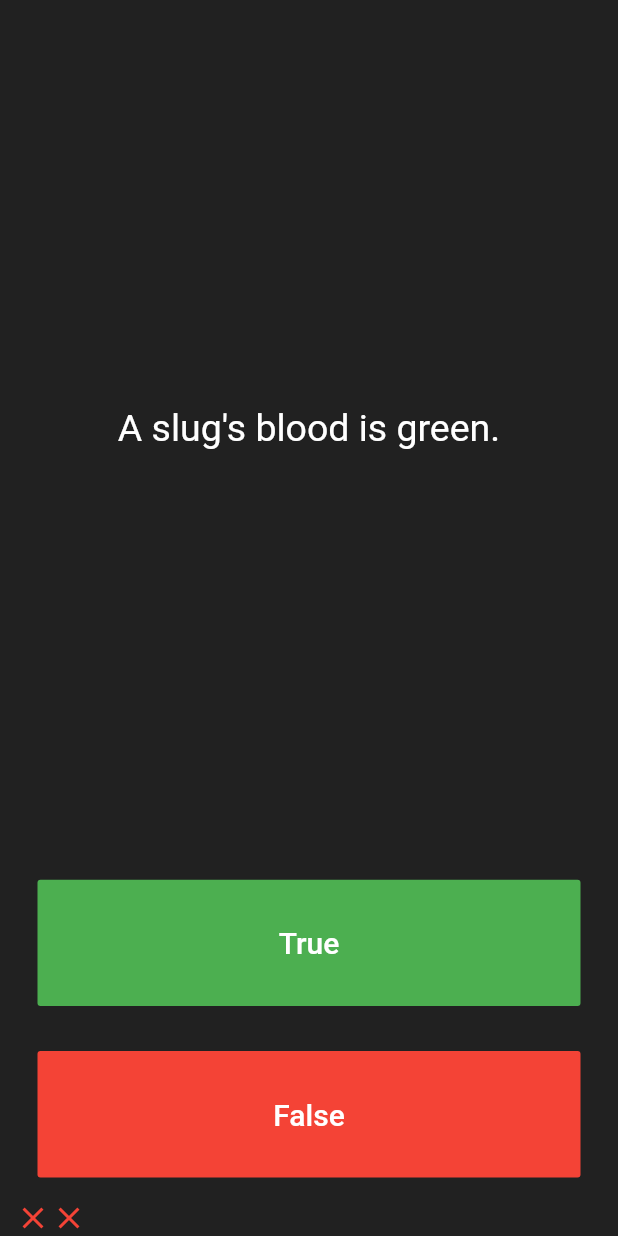
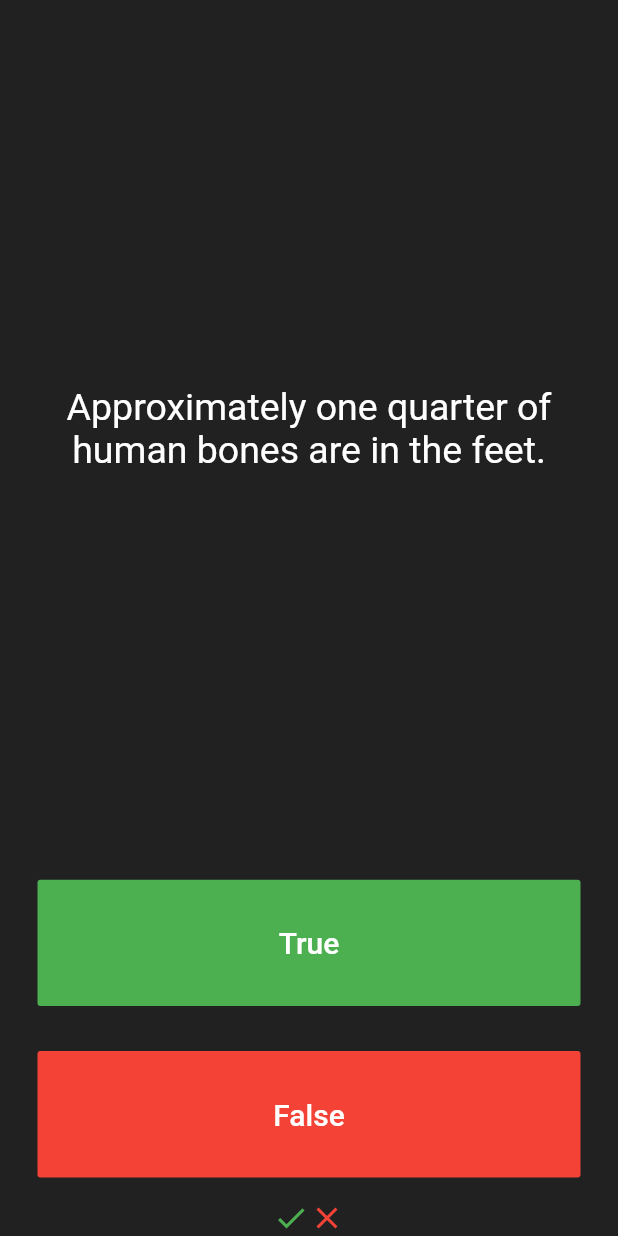
Before and after one commit to pranavvidyarthi7/RandomQuestionaireApp, a Flutter app: the screen it shows after launch, after a tap on "True", after a tap on "False", on a phone screen of 412 x 824 dp. Run offline on Flutter 3.47's test engine with Material 2 defaults, Android fonts, the phone set to English and light mode, and no system bars; our stand-ins replace rflutter_alert.

```diff
--- a/lib/main.dart
+++ b/lib/main.dart
@@ -1,5 +1,6 @@
 import 'package:flutter/material.dart';
 import 'package:rflutter_alert/rflutter_alert.dart';
+import 'dart:math';
 
 void main() => runApp(Quizzler());
 
@@ -26,8 +27,23 @@ class QuizPage extends StatefulWidget {
 }
 
 class _QuizPageState extends State<QuizPage> {
-  int i = 0;
-  int score = 0;
+  int i = Random().nextInt(12) + 1;
+  int score = 0, a = 1;
+  List<String> QuestionBank = [
+    'You can lead a cow down stairs but not up stairs.',
+    'Approximately one quarter of human bones are in the feet.',
+    'A slug\'s blood is green.',
+    'Some cats are actually allergic to humans',
+    'Buzz Aldrin\'s mother\'s maiden name was \"Moon\".',
+    'It is illegal to pee in the Ocean in Portugal.',
+    'No piece of square dry paper can be folded in half more than 7 times.',
+    'In London, UK, if you happen to die in the House of Parliament, you are technically entitled to a state funeral, because the building is considered too sacred a place.',
+    'The loudest sound produced by any animal is 188 decibels. That animal is the African Elephant.',
+    'The total surface area of two human lungs is approximately 70 square metres.',
+    'Google was originally called \"Backrub\".',
+    'Chocolate affects a dog\'s heart and nervous system; a few ounces are enough to kill a small dog.',
+    'In West Virginia, USA, if you accidentally hit an animal with your car, you are free to take it home to eat.',
+  ];
   List<String> Questions = [
     'You can lead a cow down stairs but not up stairs.',
     'Approximately one quarter of human bones are in the feet.',
@@ -42,6 +58,21 @@ class _QuizPageState extends State<QuizPage> {
     'Google was originally called \"Backrub\".',
     'Chocolate affects a dog\'s heart and nervous system; a few ounces are enough to kill a small dog.',
     'In West Virginia, USA, if you accidentally hit an animal with your car, you are free to take it home to eat.',
+  ];
+  List<bool> SOLUTIONS = [
+    false,
+    true,
+    true,
+    true,
+    true,
+    true,
+    false,
+    true,
+    false,
+    true,
+    true,
+    true,
+    true,
   ];
   List<bool> Answers = [
     false,
@@ -60,7 +91,7 @@ class _QuizPageState extends State<QuizPage> {
   ];
   void check(bool sol) {
     if (sol == Answers[i]) {
-      if (i < 12) {
+      if (a < 7) {
         setState(() {
           score++;
           ScoreKeeper.add(
@@ -69,12 +100,19 @@ class _QuizPageState extends State<QuizPage> {
               color: Colors.green,
             ),
           );
-          i = i + 1;
+          if (a != 6) {
+            Questions.remove(
+              Questions[i],
+            );
+            Answers.remove(
+              Answers[i],
+            );
+            i = Random().nextInt(Questions.length - 1) + 1;
+          }
         });
       }
-      ;
     } else {
-      if (i < 12) {
+      if (a < 7) {
         setState(() {
           ScoreKeeper.add(
             Icon(
@@ -82,17 +120,24 @@ class _QuizPageState extends State<QuizPage> {
               color: Colors.red,
             ),
           );
-          i = i + 1;
+          if (a != 6) {
+            Questions.remove(
+              Questions[i],
+            );
+            Answers.remove(
+              Answers[i],
+            );
+            i = Random().nextInt(Questions.length - 1) + 1;
+          }
         });
       }
-      ;
     }
-    if (i == 12) {
+    if (a == 6) {
       setState(() {
         Alert(
           context: context,
           title: "Your Score",
-          desc: "$score/13",
+          desc: "$score/6",
           style: AlertStyle(
             descStyle: TextStyle(
               color: Colors.green,
@@ -108,9 +153,12 @@ class _QuizPageState extends State<QuizPage> {
               ),
               onPressed: () {
                 setState(() {
+                  ScoreKeeper = [];
+                  Answers.addAll(SOLUTIONS);
+                  Questions.addAll(QuestionBank);
+                  a = 1;
                   score = 0;
-                  i = 0;
-                  ScoreKeeper = [];
+                  i = Random().nextInt(Questions.length - 1) + 1;
                 });
                 Navigator.pop(context);
               },
@@ -161,6 +209,7 @@ class _QuizPageState extends State<QuizPage> {
               ),
               onPressed: () {
                 check(true);
+                a++;
               },
             ),
           ),
@@ -179,11 +228,13 @@ class _QuizPageState extends State<QuizPage> {
               ),
               onPressed: () {
                 check(false);
+                a++;
               },
             ),
           ),
         ),
         Row(
+          mainAxisAlignment: MainAxisAlignment.center,
           children: ScoreKeeper,
         ),
       ],
```
